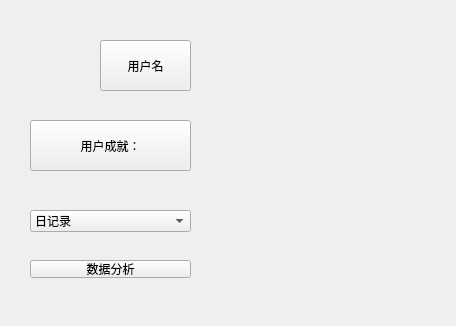
This is userCenter.ui in aaaMsLIUfruit/Tomato_bell as Qt 5 draws it before an edit. The edited form follows.
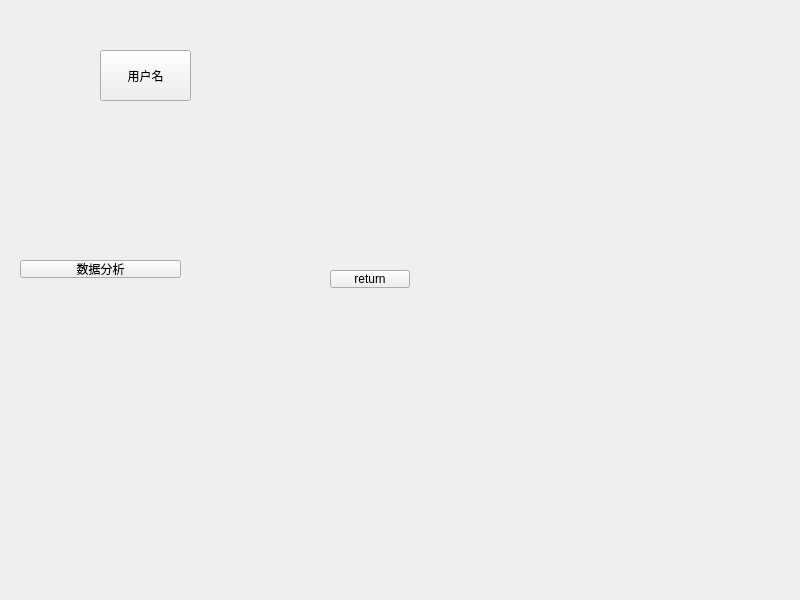
This is the edited form.

Diff of the .ui file:
```diff
--- a/userCenter.ui
+++ b/userCenter.ui
@@ -6,8 +6,8 @@
    <rect>
     <x>0</x>
     <y>0</y>
-    <width>456</width>
-    <height>326</height>
+    <width>800</width>
+    <height>600</height>
    </rect>
   </property>
   <property name="minimumSize">
@@ -42,7 +42,7 @@
    <property name="geometry">
     <rect>
      <x>100</x>
-     <y>40</y>
+     <y>50</y>
      <width>91</width>
      <height>51</height>
     </rect>
@@ -54,45 +54,7 @@
   <widget class="QToolButton" name="Achievement">
    <property name="geometry">
     <rect>
-     <x>30</x>
-     <y>120</y>
-     <width>161</width>
-     <height>51</height>
-    </rect>
-   </property>
-   <property name="text">
-    <string>用户成就：</string>
-   </property>
-  </widget>
-  <widget class="QComboBox" name="HistoryComboBox">
-   <property name="geometry">
-    <rect>
-     <x>30</x>
-     <y>210</y>
-     <width>161</width>
-     <height>22</height>
-    </rect>
-   </property>
-   <item>
-    <property name="text">
-     <string>日记录</string>
-    </property>
-   </item>
-   <item>
-    <property name="text">
-     <string>月记录</string>
-    </property>
-   </item>
-   <item>
-    <property name="text">
-     <string>年记录</string>
-    </property>
-   </item>
-  </widget>
-  <widget class="QPushButton" name="pushButton">
-   <property name="geometry">
-    <rect>
-     <x>30</x>
+     <x>20</x>
      <y>260</y>
      <width>161</width>
      <height>18</height>
@@ -102,6 +64,29 @@
     <string>数据分析</string>
    </property>
   </widget>
+  <widget class="QPushButton" name="return_2">
+   <property name="geometry">
+    <rect>
+     <x>330</x>
+     <y>270</y>
+     <width>80</width>
+     <height>18</height>
+    </rect>
+   </property>
+   <property name="text">
+    <string>return</string>
+   </property>
+  </widget>
+  <widget class="QWidget" name="chartWidget" native="true">
+   <property name="geometry">
+    <rect>
+     <x>240</x>
+     <y>50</y>
+     <width>161</width>
+     <height>101</height>
+    </rect>
+   </property>
+  </widget>
  </widget>
  <resources/>
  <connections/>
```
Left out of the diff: 17 changed lines with no effect on the pictures.
